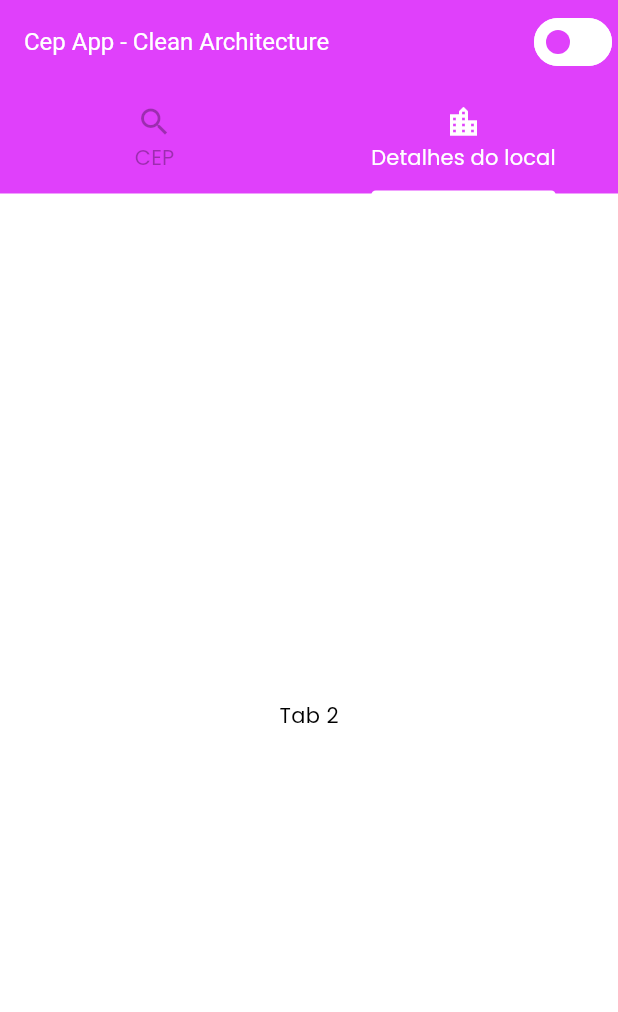
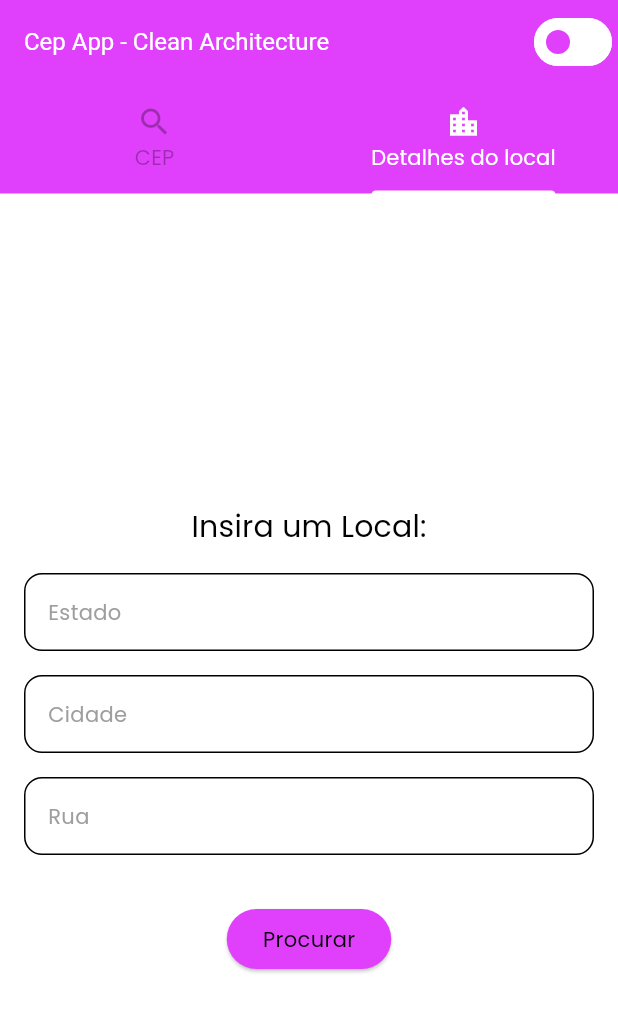
Before and after one commit to FlutterDicasBootcamp/cep_app, a Flutter app: the screen it shows after launch, tab 2 chosen, on a phone screen of 412 x 824 dp. Shown: the top 1012 px of the screen. Run offline on Flutter 3.47's test engine with Material 3 defaults, Android fonts, the phone set to English and light mode, and no system bars; our stand-ins replace dio, equatable, flutter_riverpod, shared_preferences.

Commit message:
53 - Search By Local Details Parte 1

```diff
--- a/lib/features/cep/presentation/const/validation_messages_const.dart
+++ b/lib/features/cep/presentation/const/validation_messages_const.dart
@@ -1,3 +1,6 @@
 sealed class ValidationMessagesConst {
   static String notEmpty(String inputLabel) => 'Favor inserir $inputLabel';
+
+  static String length(String inputLabel, int length) =>
+      '$inputLabel não deve exceder $length caractere${length > 1 ? 's' : ''}';
 }
--- /dev/null
+++ b/lib/features/cep/presentation/mixins/search_cep_local_details_mixin.dart
@@ -0,0 +1,21 @@
+import 'package:flutter/material.dart';
+
+mixin SearchCepLocalDetailsMixin {
+  final estadoTEC = TextEditingController();
+  final cidadeTEC = TextEditingController();
+  final ruaTEC = TextEditingController();
+
+  final estadoFN = FocusNode();
+  final cidadeFN = FocusNode();
+  final ruaFN = FocusNode();
+
+  void disposeTECandFN() {
+    estadoTEC.dispose();
+    cidadeTEC.dispose();
+    ruaTEC.dispose();
+
+    estadoFN.dispose();
+    cidadeFN.dispose();
+    ruaFN.dispose();
+  }
+}
--- a/lib/features/cep/presentation/screens/cep_screen.dart
+++ b/lib/features/cep/presentation/screens/cep_screen.dart
@@ -1,5 +1,6 @@
 import 'package:cep_app/features/cep/presentation/widgets/app_bar/cep_screen_app_bar_widget.dart';
 import 'package:cep_app/features/cep/presentation/widgets/tabs/search_by_cep_tab_widget.dart';
+import 'package:cep_app/features/cep/presentation/widgets/tabs/search_by_local_details_tab_widget.dart';
 import 'package:flutter/material.dart';
 
 class CepScreen extends StatelessWidget {
@@ -7,11 +8,13 @@ class CepScreen extends StatelessWidget {
 
   @override
   Widget build(BuildContext context) {
-    return CepScreenAppBarWidget(
+    return const CepScreenAppBarWidget(
       title: 'Cep App - Clean Architecture',
       tabs: [
         SearchByCepTabWidget(),
-        Center(child: Text('Tab 2')),
+        Center(
+          child: SearchByLocalDetailsTabWidget(),
+        ),
       ],
     );
   }
--- a/lib/features/cep/presentation/widgets/tabs/search_by_cep_tab_widget.dart
+++ b/lib/features/cep/presentation/widgets/tabs/search_by_cep_tab_widget.dart
@@ -1,5 +1,5 @@
 import 'package:cep_app/features/cep/domain/entities/get_cep_details_by_cep_body.dart';
-import 'package:cep_app/features/cep/presentation/cep_tec_mixin.dart';
+import 'package:cep_app/features/cep/presentation/mixins/cep_tec_mixin.dart';
 import 'package:cep_app/features/cep/presentation/const/validation_messages_const.dart';
 import 'package:cep_app/features/cep/presentation/riverpod/base_cep_app_state.dart';
 import 'package:cep_app/features/cep/presentation/riverpod/search_by_cep_riverpod/cep_notifier_provider.dart';
--- /dev/null
+++ b/lib/features/cep/presentation/widgets/tabs/search_by_local_details_tab_widget.dart
@@ -0,0 +1,116 @@
+import 'package:cep_app/features/cep/domain/entities/get_cep_details_by_local_details_body.dart';
+import 'package:cep_app/features/cep/presentation/const/validation_messages_const.dart';
+import 'package:cep_app/features/cep/presentation/mixins/search_cep_local_details_mixin.dart';
+import 'package:cep_app/features/cep/presentation/riverpod/base_cep_app_state.dart';
+import 'package:cep_app/features/cep/presentation/riverpod/search_by_local_details_riverpod/local_details_notifier_provider.dart';
+import 'package:cep_app/features/cep/presentation/riverpod/search_by_local_details_riverpod/search_by_local_details_notifier.dart';
+import 'package:cep_app/features/cep/presentation/riverpod/search_by_local_details_riverpod/search_by_local_details_state.dart';
+import 'package:cep_app/features/cep/presentation/widgets/buttons/cep_button_widget.dart';
+import 'package:cep_app/features/cep/presentation/widgets/inputs/cep_text_field_widget.dart';
+import 'package:cep_app/shared/extensions/theme_extension.dart';
+import 'package:flutter/material.dart';
+import 'package:flutter_riverpod/flutter_riverpod.dart';
+
+class SearchByLocalDetailsTabWidget extends ConsumerStatefulWidget {
+  const SearchByLocalDetailsTabWidget({super.key});
+
+  @override
+  ConsumerState<SearchByLocalDetailsTabWidget> createState() =>
+      _SearchByLocalDetailsTabWidgetState();
+}
+
+class _SearchByLocalDetailsTabWidgetState
+    extends ConsumerState<SearchByLocalDetailsTabWidget>
+    with SearchCepLocalDetailsMixin {
+  final formKey = GlobalKey<FormState>();
+
+  void onSearchByLocalDetails(SearchByLocalDetailsNotifier notifier) {
+    if (formKey.currentState!.validate()) {
+      final body = GetCepDetailsByLocalDetailsBody(
+        estado: estadoTEC.text,
+        cidade: cidadeTEC.text,
+        rua: ruaTEC.text,
+      );
+
+      notifier.loadAddressByLocalDetails(body, context);
+    }
+  }
+
+  @override
+  Widget build(BuildContext context) {
+    final state = ref
+        .watch<SearchByLocalDetailsState>(searchByLocalDetailsNotifierProvider);
+    final notifier = ref.watch<SearchByLocalDetailsNotifier>(
+        searchByLocalDetailsNotifierProvider.notifier);
+
+    return Padding(
+      padding: const EdgeInsets.symmetric(horizontal: 16.0),
+      child: Form(
+        key: formKey,
+        child: SingleChildScrollView(
+          child: Column(
+            mainAxisAlignment: MainAxisAlignment.center,
+            children: [
+              const SizedBox(height: 32),
+              Text(
+                'Insira um Local:',
+                style: context.getTextTheme.titleMedium,
+              ),
+              const SizedBox(height: 16),
+              CepTextFieldWidget(
+                textEC: estadoTEC,
+                focusNode: estadoFN,
+                placeholder: 'Estado',
+                validator: (String? estado) {
+                  if (estado == null || estado.isEmpty) {
+                    return ValidationMessagesConst.notEmpty('Estado');
+                  } else if (estado.length > 2) {
+                    return ValidationMessagesConst.length('Estado', 2);
+                  }
+                  return null;
+                },
+              ),
+              const SizedBox(height: 16),
+              CepTextFieldWidget(
+                textEC: cidadeTEC,
+                focusNode: cidadeFN,
+                placeholder: 'Cidade',
+                validator: (String? cidade) {
+                  if (cidade == null || cidade.isEmpty) {
+                    return ValidationMessagesConst.notEmpty('Estado');
+                  }
+                  return null;
+                },
+              ),
+              const SizedBox(height: 16),
+              CepTextFieldWidget(
+                textEC: ruaTEC,
+                focusNode: ruaFN,
+                placeholder: 'Rua',
+                validator: (String? rua) {
+                  if (rua == null || rua.isEmpty) {
+                    return ValidationMessagesConst.notEmpty('Estado');
+                  }
+                  return null;
+                },
+              ),
+              const SizedBox(height: 32),
+              CepButtonWidget(
+                label: 'Procurar',
+                onPressed: () {
+                  if (state.state == CepStateEnum.loading) {
+                    return;
+                  }
+
+                  FocusScope.of(context).requestFocus(FocusNode());
+
+                  onSearchByLocalDetails(notifier);
+                },
+              )
+            ],
+          ),
+        ),
+      ),
+    );
+  }
+}
```
Also changed, not shown: lib/features/cep/presentation/mixins/cep_tec_mixin.dart (renamed from lib/features/cep/presentation/cep_tec_mixin.dart).
